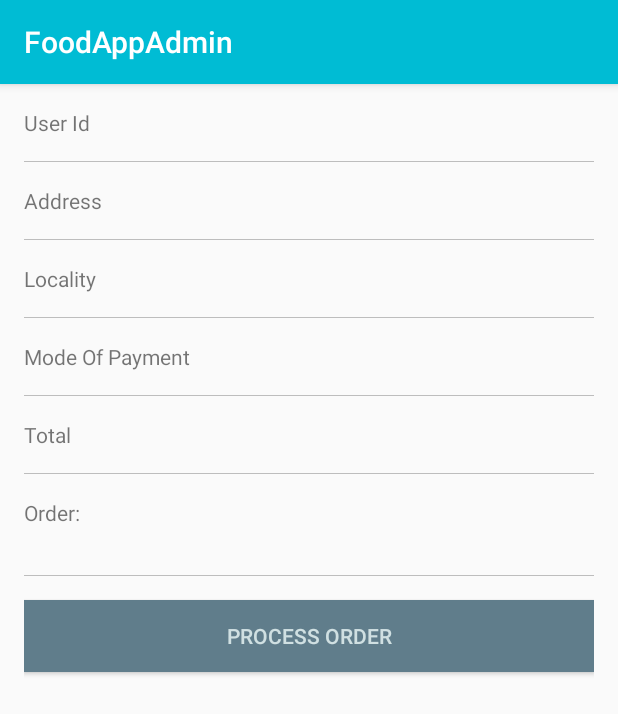
After one commit to Livin21/FoodAppAdmin, an Android app: the OrderDetailsActivity screen opened directly, with no data from a screen before it, on a phone screen of 412 x 824 dp. The commit adds this screen. Shown: the top 714 px of the screen. Run offline under Robolectric (Android 15) with nearby library versions, the phone set to English and light mode, and no system bars.

Commit message:
Working on Order Processing

```diff
--- a/app/build.gradle
+++ b/app/build.gradle
@@ -26,11 +26,11 @@ dependencies {
     })
     compile 'com.android.support:appcompat-v7:25.3.1'
     compile 'com.android.support.constraint:constraint-layout:1.0.2'
-    testCompile 'junit:junit:4.12'
     compile 'com.android.support:recyclerview-v7:25.3.1'
     compile 'com.android.support:cardview-v7:25.3.1'
     compile 'com.google.firebase:firebase-database:10.2.0'
     compile 'com.google.firebase:firebase-auth:10.2.0'
     compile 'com.android.support:design:25.3.1'
+    testCompile 'junit:junit:4.12'
 }
 apply plugin: 'com.google.gms.google-services'
--- a/app/src/main/AndroidManifest.xml
+++ b/app/src/main/AndroidManifest.xml
@@ -16,8 +16,9 @@
                 <category android:name="android.intent.category.LAUNCHER" />
             </intent-filter>
         </activity>
-        <activity android:name=".activity.Orders" />
-        <activity android:name=".activity.UpdateStock"></activity>
+        <activity android:name=".activity.OrdersActivity" />
+        <activity android:name=".activity.UpdateStockActivity" />
+        <activity android:name=".activity.OrderDetailsActivity"></activity>
     </application>
 
 </manifest>
--- a/app/src/main/java/com/wordpress/sreeharilive/foodappadmin/activity/MainActivity.java
+++ b/app/src/main/java/com/wordpress/sreeharilive/foodappadmin/activity/MainActivity.java
@@ -49,14 +49,14 @@ public class MainActivity extends AppCompatActivity {
         showOrdersButton.setOnClickListener(new View.OnClickListener() {
             @Override
             public void onClick(View v) {
-                startActivity(new Intent(MainActivity.this,Orders.class));
+                startActivity(new Intent(MainActivity.this,OrdersActivity.class));
             }
         });
 
         updateStockButton.setOnClickListener(new View.OnClickListener() {
             @Override
             public void onClick(View v) {
-                startActivity(new Intent(MainActivity.this,UpdateStock.class));
+                startActivity(new Intent(MainActivity.this,UpdateStockActivity.class));
             }
         });
 
--- /dev/null
+++ b/app/src/main/java/com/wordpress/sreeharilive/foodappadmin/activity/OrderDetailsActivity.java
@@ -0,0 +1,39 @@
+package com.wordpress.sreeharilive.foodappadmin.activity;
+
+import android.support.v7.app.AppCompatActivity;
+import android.os.Bundle;
+import android.support.v7.widget.LinearLayoutManager;
+import android.support.v7.widget.RecyclerView;
+import android.widget.TextView;
+
+import com.wordpress.sreeharilive.foodappadmin.R;
+import com.wordpress.sreeharilive.foodappadmin.model.Order;
+
+public class OrderDetailsActivity extends AppCompatActivity {
+
+    TextView userIdTextView, localityTextView, addressTextView, totalTextView, modeOfPaymentTextView;
+    RecyclerView ordersRecyclerView;
+
+    Order order;
+
+    @Override
+    protected void onCreate(Bundle savedInstanceState) {
+        super.onCreate(savedInstanceState);
+        setContentView(R.layout.activity_order_details);
+
+        order = (Order) getIntent().getSerializableExtra("ORDER");
+
+        userIdTextView = (TextView) findViewById(R.id.userIDTextView);
+        localityTextView = (TextView) findViewById(R.id.userLocalityTextView);
+        addressTextView = (TextView) findViewById(R.id.userAddressTextView);
+        totalTextView = (TextView) findViewById(R.id.totalTextView);
+        modeOfPaymentTextView = (TextView) findViewById(R.id.modeOfPaymentTextView);
+
+        ordersRecyclerView = (RecyclerView) findViewById(R.id.orderItemsRecyclerView);
+        LinearLayoutManager layoutManager = new LinearLayoutManager(this, LinearLayoutManager.HORIZONTAL, false);
+        ordersRecyclerView.setLayoutManager(layoutManager);
+
+
+
+    }
+}
--- a/app/src/main/java/com/wordpress/sreeharilive/foodappadmin/activity/Orders.java
+++ b/app/src/main/java/com/wordpress/sreeharilive/foodappadmin/activity/OrdersActivity.java
@@ -21,7 +21,7 @@ import java.util.ArrayList;
 import java.util.Collections;
 import java.util.Comparator;
 
-public class Orders extends AppCompatActivity {
+public class OrdersActivity extends AppCompatActivity {
 
     ArrayList<Order> orders;
 
@@ -32,7 +32,7 @@ public class Orders extends AppCompatActivity {
         super.onCreate(savedInstanceState);
         setContentView(R.layout.activity_orders);
 
-        getSupportActionBar().setTitle("Orders");
+        getSupportActionBar().setTitle("OrdersActivity");
 
         recyclerView = (RecyclerView) findViewById(R.id.ordersRecyclerView);
 
@@ -85,7 +85,7 @@ public class Orders extends AppCompatActivity {
                                 orders.add(order);
                             }catch (NullPointerException ignored){}
                         }
-                        Log.d("Orders",orders.toString());
+                        Log.d("OrdersActivity",orders.toString());
 
                         Collections.sort(
                                 orders,
@@ -104,7 +104,7 @@ public class Orders extends AppCompatActivity {
 
 
                         recyclerView.swapAdapter(
-                                new OrdersAdapter(Orders.this, orders),
+                                new OrdersAdapter(OrdersActivity.this, orders),
                                 true
                         );
 
@@ -114,7 +114,7 @@ public class Orders extends AppCompatActivity {
 
                     @Override
                     public void onCancelled(DatabaseError databaseError) {
-                        Toast.makeText(Orders.this, "Please check your internet connection", Toast.LENGTH_SHORT).show();
+                        Toast.makeText(OrdersActivity.this, "Please check your internet connection", Toast.LENGTH_SHORT).show();
                         progressDialog.dismiss();
                     }
                 });
--- a/app/src/main/java/com/wordpress/sreeharilive/foodappadmin/activity/UpdateStock.java
+++ b/app/src/main/java/com/wordpress/sreeharilive/foodappadmin/activity/UpdateStockActivity.java
@@ -18,7 +18,7 @@ import com.wordpress.sreeharilive.foodappadmin.R;
 
 import java.util.ArrayList;
 
-public class UpdateStock extends AppCompatActivity {
+public class UpdateStockActivity extends AppCompatActivity {
 
     Spinner categorySpinner;
     Spinner itemSpinner;
@@ -68,7 +68,7 @@ public class UpdateStock extends AppCompatActivity {
                         currentCategoryArray = new String[categories.size()];
                         categories.toArray(currentCategoryArray);
 
-                        ArrayAdapter<String> arrayAdapter = new ArrayAdapter<>(UpdateStock.this,android.R.layout.simple_spinner_item,currentCategoryArray);
+                        ArrayAdapter<String> arrayAdapter = new ArrayAdapter<>(UpdateStockActivity.this,android.R.layout.simple_spinner_item,currentCategoryArray);
                         arrayAdapter.setDropDownViewResource( android.R.layout.simple_spinner_dropdown_item );
                         categorySpinner.setAdapter(arrayAdapter);
 
@@ -77,7 +77,7 @@ public class UpdateStock extends AppCompatActivity {
 
                     @Override
                     public void onCancelled(DatabaseError databaseError) {
-                        Toast.makeText(UpdateStock.this, "Check Internet Connection", Toast.LENGTH_SHORT).show();
+                        Toast.makeText(UpdateStockActivity.this, "Check Internet Connection", Toast.LENGTH_SHORT).show();
                         progressDialog.dismiss();
                     }
                 });
@@ -105,7 +105,7 @@ public class UpdateStock extends AppCompatActivity {
                                 currentItemsArray = new String[itemNames.size()];
                                 itemNames.toArray(currentItemsArray);
 
-                                ArrayAdapter<String> arrayAdapter = new ArrayAdapter<>(UpdateStock.this,android.R.layout.simple_spinner_item,currentItemsArray);
+                                ArrayAdapter<String> arrayAdapter = new ArrayAdapter<>(UpdateStockActivity.this,android.R.layout.simple_spinner_item,currentItemsArray);
                                 arrayAdapter.setDropDownViewResource( android.R.layout.simple_spinner_dropdown_item );
                                 itemSpinner.setAdapter(arrayAdapter);
 
@@ -118,7 +118,7 @@ public class UpdateStock extends AppCompatActivity {
                             @Override
                             public void onCancelled(DatabaseError databaseError) {
                                 progressDialog.dismiss();
-                                Toast.makeText(UpdateStock.this, "Something Bad Happened", Toast.LENGTH_SHORT).show();
+                                Toast.makeText(UpdateStockActivity.this, "Something Bad Happened", Toast.LENGTH_SHORT).show();
                             }
                         });
             }
@@ -152,7 +152,7 @@ public class UpdateStock extends AppCompatActivity {
 
                             @Override
                             public void onCancelled(DatabaseError databaseError) {
-                                Toast.makeText(UpdateStock.this, "Something Bad Happened", Toast.LENGTH_SHORT).show();
+                                Toast.makeText(UpdateStockActivity.this, "Something Bad Happened", Toast.LENGTH_SHORT).show();
                                 progressDialog.dismiss();
                             }
                         });
--- /dev/null
+++ b/app/src/main/java/com/wordpress/sreeharilive/foodappadmin/adapter/OrderItemsAdapter.java
@@ -0,0 +1,5 @@
+package com.wordpress.sreeharilive.foodappadmin.adapter;
+
+
+public class OrderItemsAdapter {
+}
--- a/app/src/main/java/com/wordpress/sreeharilive/foodappadmin/model/Order.java
+++ b/app/src/main/java/com/wordpress/sreeharilive/foodappadmin/model/Order.java
@@ -1,9 +1,10 @@
 package com.wordpress.sreeharilive.foodappadmin.model;
 
 
+import java.io.Serializable;
 import java.util.ArrayList;
 
-public class Order {
+public class Order implements Serializable {
 
     private String address;
     private String locality;
--- /dev/null
+++ b/app/src/main/res/layout/activity_order_details.xml
@@ -0,0 +1,169 @@
+<?xml version="1.0" encoding="utf-8"?>
+<LinearLayout xmlns:android="http://schemas.android.com/apk/res/android"
+    xmlns:tools="http://schemas.android.com/tools"
+    android:layout_width="match_parent"
+    android:layout_height="match_parent"
+    android:paddingBottom="@dimen/activity_vertical_margin"
+    android:paddingTop="@dimen/activity_vertical_margin"
+    android:paddingRight="@dimen/activity_horizontal_margin"
+    android:paddingLeft="@dimen/activity_horizontal_margin"
+    android:orientation="vertical"
+    tools:context="com.wordpress.sreeharilive.foodappadmin.activity.OrderDetailsActivity">
+
+    <LinearLayout
+        android:layout_width="match_parent"
+        android:layout_height="wrap_content"
+        android:orientation="horizontal"
+        android:weightSum="2">
+        <TextView
+            android:layout_width="match_parent"
+            android:layout_height="wrap_content"
+            android:layout_weight="1"
+            android:text="@string/user_id"/>
+        <TextView
+            android:layout_width="match_parent"
+            android:layout_height="wrap_content"
+            android:layout_weight="1"
+            android:id="@+id/userIDTextView"/>
+    </LinearLayout>
+
+
+    <View
+        android:layout_width="match_parent"
+        android:layout_height="0.5dp"
+        android:layout_marginTop="@dimen/activity_vertical_margin"
+        android:layout_marginBottom="@dimen/activity_vertical_margin"
+        android:background="@color/divider"/>
+
+
+    <LinearLayout
+        android:layout_width="match_parent"
+        android:layout_height="wrap_content"
+        android:orientation="horizontal"
+        android:weightSum="2">
+        <TextView
+            android:layout_width="match_parent"
+            android:layout_height="wrap_content"
+            android:layout_weight="1"
+            android:text="@string/address"/>
+        <TextView
+            android:layout_width="match_parent"
+            android:layout_height="wrap_content"
+            android:layout_weight="1"
+            android:id="@+id/userAddressTextView"/>
+    </LinearLayout>
+
+
+    <View
+        android:layout_width="match_parent"
+        android:layout_height="0.5dp"
+        android:layout_marginTop="@dimen/activity_vertical_margin"
+        android:layout_marginBottom="@dimen/activity_vertical_margin"
+        android:background="@color/divider"/>
+
+
+    <LinearLayout
+        android:layout_width="match_parent"
+        android:layout_height="wrap_content"
+        android:orientation="horizontal"
+        android:weightSum="2">
+        <TextView
+            android:layout_width="match_parent"
+            android:layout_height="wrap_content"
+            android:layout_weight="1"
+            android:text="@string/locality"/>
+        <TextView
+            android:layout_width="match_parent"
+            android:layout_height="wrap_content"
+            android:layout_weight="1"
+            android:id="@+id/userLocalityTextView"/>
+    </LinearLayout>
+
+
+    <View
+        android:layout_width="match_parent"
+        android:layout_height="0.5dp"
+        android:layout_marginTop="@dimen/activity_vertical_margin"
+        android:layout_marginBottom="@dimen/activity_vertical_margin"
+        android:background="@color/divider"/>
+
+
+    <LinearLayout
+        android:layout_width="match_parent"
+        android:layout_height="wrap_content"
+        android:orientation="horizontal"
+        android:weightSum="2">
+        <TextView
+            android:layout_width="match_parent"
+            android:layout_height="wrap_content"
+            android:layout_weight="1"
+            android:text="@string/mode"/>
+        <TextView
+            android:layout_width="match_parent"
+            android:layout_height="wrap_content"
+            android:layout_weight="1"
+            android:id="@+id/modeOfPaymentTextView"/>
+    </LinearLayout>
+
+
+    <View
+        android:layout_width="match_parent"
+        android:layout_height="0.5dp"
+        android:layout_marginTop="@dimen/activity_vertical_margin"
+        android:layout_marginBottom="@dimen/activity_vertical_margin"
+        android:background="@color/divider"/>
+
+
+
+    <LinearLayout
+        android:layout_width="match_parent"
+        android:layout_height="wrap_content"
+        android:orientation="horizontal"
+        android:weightSum="2">
+        <TextView
+            android:layout_width="match_parent"
+            android:layout_height="wrap_content"
+            android:layout_weight="1"
+            android:text="@string/total"/>
+        <TextView
+            android:layout_width="match_parent"
+            android:layout_height="wrap_content"
+            android:layout_weight="1"
+            android:id="@+id/totalTextView"/>
+    </LinearLayout>
+
+
+    <View
+        android:layout_width="match_parent"
+        android:layout_height="0.5dp"
+        android:layout_marginTop="@dimen/activity_vertical_margin"
+        android:layout_marginBottom="@dimen/activity_vertical_margin"
+        android:background="@color/divider"/>
+
+    <TextView
+        android:layout_width="match_parent"
+        android:layout_height="wrap_content"
+        android:layout_marginBottom="@dimen/activity_vertical_margin"
+        android:text="@string/order"/>
+
+    <android.support.v7.widget.RecyclerView
+        android:layout_width="match_parent"
+        android:layout_height="wrap_content"
+        android:id="@+id/orderItemsRecyclerView"/>
+
+    <View
+        android:layout_width="match_parent"
+        android:layout_height="0.5dp"
+        android:layout_marginTop="@dimen/activity_vertical_margin"
+        android:layout_marginBottom="@dimen/activity_vertical_margin"
+        android:background="@color/divider"/>
+
+    <Button
+        android:layout_width="match_parent"
+        android:layout_height="wrap_content"
+        android:text="@string/process_order"
+        android:background="@color/colorAccent"
+        android:textColor="@color/primary_light"/>
+
+
+</LinearLayout>
--- a/app/src/main/res/layout/activity_orders.xml
+++ b/app/src/main/res/layout/activity_orders.xml
@@ -7,7 +7,7 @@
     android:paddingTop="@dimen/activity_vertical_margin"
     android:paddingRight="@dimen/activity_horizontal_margin"
     android:paddingLeft="@dimen/activity_horizontal_margin"
-    tools:context="com.wordpress.sreeharilive.foodappadmin.activity.Orders">
+    tools:context="com.wordpress.sreeharilive.foodappadmin.activity.OrdersActivity">
 
     <android.support.v7.widget.RecyclerView
         android:layout_width="match_parent"
--- a/app/src/main/res/layout/activity_update_stock.xml
+++ b/app/src/main/res/layout/activity_update_stock.xml
@@ -8,7 +8,7 @@
     android:paddingLeft="@dimen/activity_horizontal_margin"
     android:paddingRight="@dimen/activity_horizontal_margin"
     android:paddingTop="@dimen/activity_vertical_margin"
-    tools:context="com.wordpress.sreeharilive.foodappadmin.activity.UpdateStock">
+    tools:context="com.wordpress.sreeharilive.foodappadmin.activity.UpdateStockActivity">
 
     <TextView
         android:layout_width="match_parent"
--- /dev/null
+++ b/app/src/main/res/layout/order_item.xml
@@ -0,0 +1,24 @@
+<?xml version="1.0" encoding="utf-8"?>
+<android.support.v7.widget.CardView xmlns:android="http://schemas.android.com/apk/res/android"
+    android:layout_width="200dp"
+    xmlns:app="http://schemas.android.com/apk/res-auto"
+    app:cardElevation="8dp"
+    app:cardCornerRadius="5dp"
+    android:layout_marginBottom="8dp"
+    android:layout_height="75dp">
+    <LinearLayout
+        android:layout_width="match_parent"
+        android:layout_height="match_parent"
+        android:orientation="vertical"
+        android:gravity="center_vertical">
+        <TextView
+            android:layout_width="match_parent"
+            android:layout_height="wrap_content"
+            android:id="@+id/itemNameTextView"
+            android:textAppearance="?android:attr/textAppearanceLarge"/>
+        <TextView
+            android:layout_width="match_parent"
+            android:layout_height="wrap_content"
+            android:id="@+id/qtyTextView"/>
+    </LinearLayout>
+</android.support.v7.widget.CardView>
--- a/app/src/main/res/values/strings.xml
+++ b/app/src/main/res/values/strings.xml
@@ -6,4 +6,11 @@
     <string name="item">Item</string>
     <string name="quantity_here">Quantity</string>
     <string name="update">Update</string>
+    <string name="user_id">User Id</string>
+    <string name="address">Address</string>
+    <string name="locality">Locality</string>
+    <string name="mode">Mode Of Payment</string>
+    <string name="order">Order:</string>
+    <string name="total">Total</string>
+    <string name="process_order">Process Order</string>
 </resources>
```
